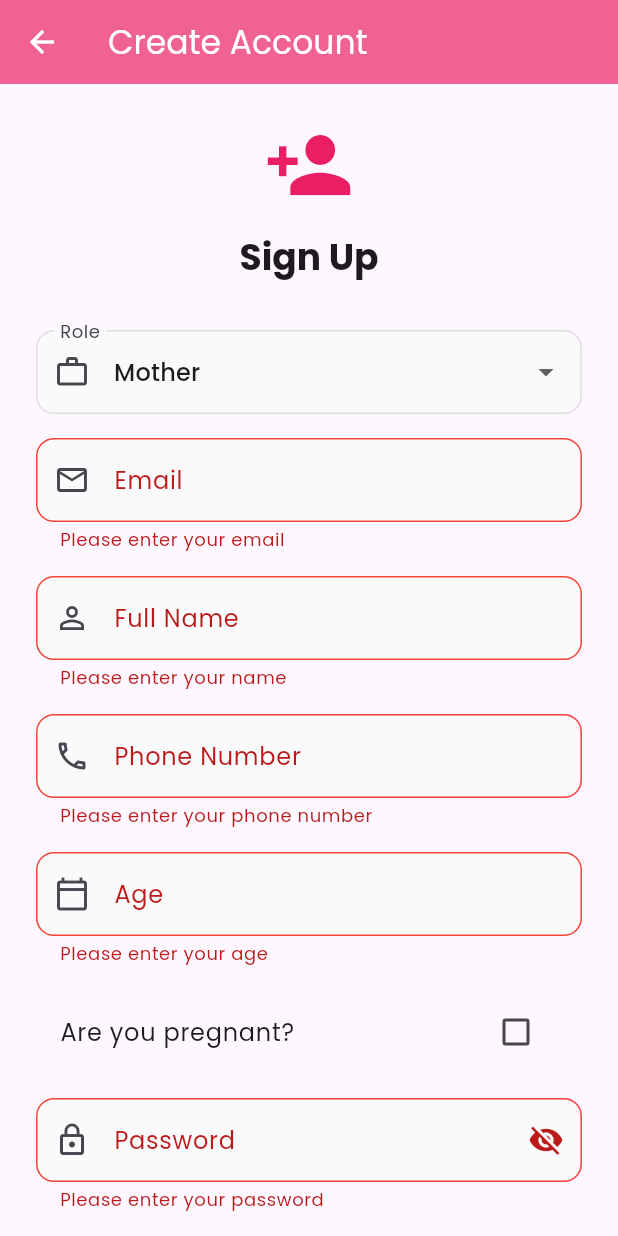
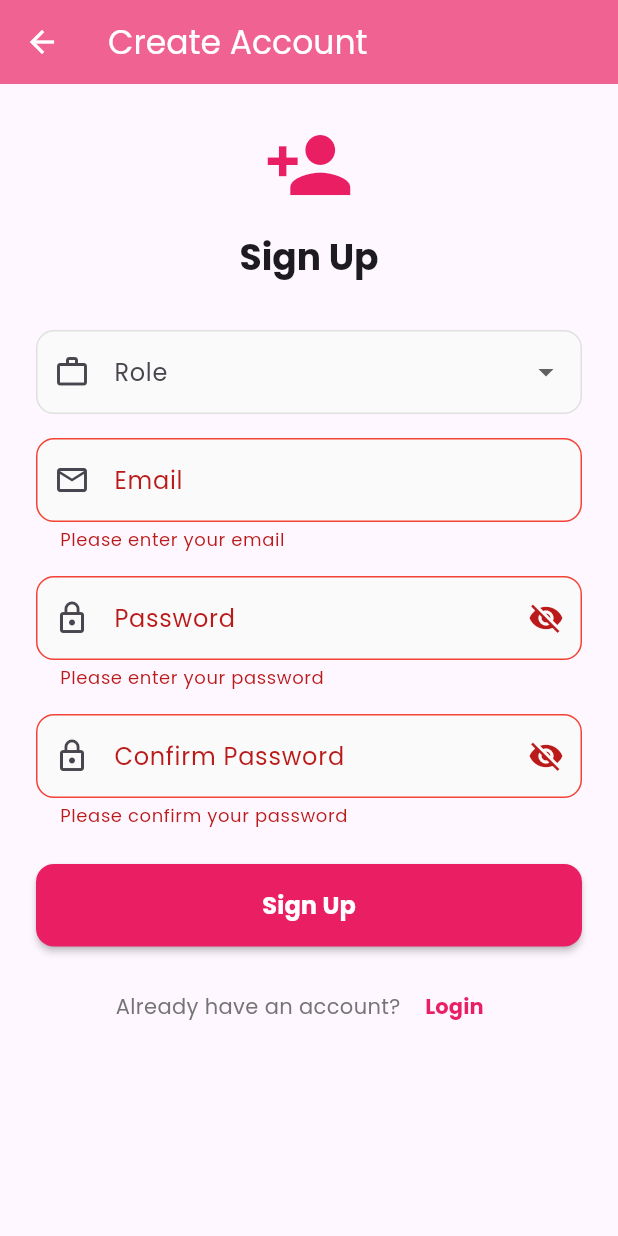
Before and after one commit to ssaaniea/maternity-support-system-frontend, a Flutter app: the SignupScreen screen opened directly, after a tap on "Sign Up", on a phone screen of 412 x 824 dp. Run offline on Flutter 3.47's test engine with Material 3 defaults, Android fonts, the phone set to English and light mode, and no system bars; our stand-ins replace animated_bottom_navigation_bar, google_fonts, shared_preferences; accounts and stored records are empty.

Commit message:
feat: update API base route, enhance login and signup screens, and add signup details screen

```diff
--- a/lib/constants.dart
+++ b/lib/constants.dart
@@ -1 +1 @@
-const kBaseRoute = 'http://192.168.1.18:3000/api';
+const kBaseRoute = 'http://192.168.1.11:3000/api';
--- a/lib/screens/login_screen.dart
+++ b/lib/screens/login_screen.dart
@@ -4,6 +4,7 @@ import 'package:flutter/material.dart';
 import 'package:http/http.dart';
 import 'package:project_frontend/constants.dart';
 import 'package:project_frontend/screens/mother/home_screen.dart';
+import 'package:project_frontend/screens/mother/mother_app_shell.dart';
 import 'package:project_frontend/screens/signup_screen.dart';
 import 'package:shared_preferences/shared_preferences.dart';
 
@@ -167,7 +168,9 @@ class _LoginScreenState extends State<LoginScreen> {
         if (role == 'mother') {
           Navigator.pushAndRemoveUntil(
             context,
-            MaterialPageRoute<void>(builder: (context) => const HomeScreen()),
+            MaterialPageRoute<void>(
+              builder: (context) => const MotherAppShell(),
+            ),
             (r) => false,
           );
         } else if (role == 'admin') {
--- a/lib/screens/signup_screen.dart
+++ b/lib/screens/signup_screen.dart
@@ -1,7 +1,10 @@
 import 'dart:convert';
+import 'dart:developer';
 import 'package:flutter/material.dart';
 import 'package:http/http.dart' as http;
 import 'package:project_frontend/constants.dart';
+import 'package:project_frontend/screens/mother/mother_app_shell.dart';
+import 'package:project_frontend/screens/mother/signup_details.dart';
 import 'package:shared_preferences/shared_preferences.dart';
 
 class SignupScreen extends StatefulWidget {
@@ -16,12 +19,6 @@ class _SignupScreenState extends State<SignupScreen> {
   final _emailController = TextEditingController();
   final _passwordController = TextEditingController();
   final _confirmPasswordController = TextEditingController();
-  final _nameController = TextEditingController();
-  final _phoneController = TextEditingController();
-  final _ageController = TextEditingController();
-
-  bool _isPregnant = false;
-  DateTime? _dueDate;
 
   bool _isLoading = false;
   bool _obscurePassword = true;
@@ -33,9 +30,6 @@ class _SignupScreenState extends State<SignupScreen> {
     _emailController.dispose();
     _passwordController.dispose();
     _confirmPasswordController.dispose();
-    _nameController.dispose();
-    _phoneController.dispose();
-    _ageController.dispose();
     super.dispose();
   }
 
@@ -43,7 +37,7 @@ class _SignupScreenState extends State<SignupScreen> {
     if (!_formKey.currentState!.validate()) return;
 
     if (_passwordController.text != _confirmPasswordController.text) {
-      _showSnackBar('Passwords do not match', Colors.red);
+      showSnackBar('Passwords do not match', Colors.red);
       return;
     }
 
@@ -55,19 +49,6 @@ class _SignupScreenState extends State<SignupScreen> {
         'password': _passwordController.text,
         'role': _selectedRole,
       };
-
-      // Add profile data for mother
-      if (_selectedRole == 'mother') {
-        body['profileData'] = {
-          'name': _nameController.text.trim(),
-          'phone_no': _phoneController.text.trim(),
-          'age': int.parse(_ageController.text),
-          'is_pregnant': _isPregnant,
-          'expected_delivery_date': _isPregnant && _dueDate != null
-              ? _dueDate!.toIso8601String()
-              : null,
-        };
-      }
 
       final response = await http.post(
         Uri.parse('$kBaseRoute/auth/signup'),
@@ -81,34 +62,57 @@ class _SignupScreenState extends State<SignupScreen> {
 
       final prefs = await SharedPreferences.getInstance();
 
-      if (response.statusCode == 201 && data['success']) {
-        await prefs.setString('token', data['data']['token']);
-        await prefs.setString('userId', data['data']['userId']);
+      print(response.body);
+
+      if (response.statusCode == 201) {
+        await prefs.setString('token', data['token']);
+        await prefs.setString('userId', data['data']['id']);
         await prefs.setString('role', data['data']['role']);
         await prefs.setString('email', data['data']['email']);
 
-        _showSnackBar(data['message'], Colors.green);
+        showSnackBar(data['message'], Colors.green);
 
         // Navigate based on role
         final role = data['data']['role'];
         if (role == 'mother') {
-          Navigator.pushReplacementNamed(context, '/mother-home');
+          // Navigator.pushReplacementNamed(context, '/mother-home');
+          Navigator.of(context).pushAndRemoveUntil(
+            MaterialPageRoute<void>(
+              builder: (context) => const SignupDetails(),
+            ),
+            (Route<dynamic> route) => false,
+          );
         } else if (role == 'doctor') {
-          Navigator.pushReplacementNamed(context, '/doctor-home');
+          // Navigator.pushReplacementNamed(context, '/doctor-home');
+          Navigator.of(context).pushAndRemoveUntil(
+            MaterialPageRoute<void>(
+              builder: (context) =>
+                  const MotherAppShell(), // Replace with DoctorHomeScreen
+            ),
+            (Route<dynamic> route) => false,
+          );
         } else {
-          Navigator.pushReplacementNamed(context, '/home');
+          // Navigator.pushReplacementNamed(context, '/home');
+          Navigator.of(context).pushAndRemoveUntil(
+            MaterialPageRoute<void>(
+              builder: (context) =>
+                  const MotherAppShell(), // Replace with DefaultHomeScreen
+            ),
+            (Route<dynamic> route) => false,
+          );
         }
       } else {
-        _showSnackBar(data['message'] ?? 'Signup failed', Colors.red);
+        showSnackBar(data['message'] ?? 'Signup failed', Colors.red);
       }
     } catch (e) {
-      _showSnackBar('Network error: ${e.toString()}', Colors.red);
+      showSnackBar('Network error: ${e.toString()}', Colors.red);
     } finally {
       if (mounted) setState(() => _isLoading = false);
     }
   }
 
-  void _showSnackBar(String message, Color color) {
+  void showSnackBar(String message, Color color) {
+    log(message);
     ScaffoldMessenger.of(context).showSnackBar(
       SnackBar(
         content: Text(message),
@@ -171,97 +175,6 @@ class _SignupScreenState extends State<SignupScreen> {
                   },
                 ),
                 const SizedBox(height: 16),
-
-                // Mother-specific fields
-                if (_selectedRole == 'mother') ...[
-                  _buildTextField(
-                    controller: _nameController,
-                    label: 'Full Name',
-                    hint: 'Enter your full name',
-                    icon: Icons.person_outline,
-                    validator: (value) {
-                      if (value == null || value.isEmpty) {
-                        return 'Please enter your name';
-                      }
-                      return null;
-                    },
-                  ),
-                  const SizedBox(height: 16),
-                  _buildTextField(
-                    controller: _phoneController,
-                    label: 'Phone Number',
-                    hint: 'Enter your phone number',
-                    icon: Icons.phone_outlined,
-                    keyboardType: TextInputType.phone,
-                    validator: (value) {
-                      if (value == null || value.isEmpty) {
-                        return 'Please enter your phone number';
-                      }
-                      if (value.length < 10) {
-                        return 'Please enter a valid phone number';
-                      }
-                      return null;
-                    },
-                  ),
-                  const SizedBox(height: 16),
-                  _buildTextField(
-                    controller: _ageController,
-                    label: 'Age',
-                    hint: 'Enter your age',
-                    icon: Icons.calendar_today_outlined,
-                    keyboardType: TextInputType.number,
-                    validator: (value) {
-                      if (value == null || value.isEmpty) {
-                        return 'Please enter your age';
-                      }
-                      final age = int.tryParse(value);
-                      if (age == null || age < 18 || age > 50) {
-                        return 'Age must be between 18 and 50';
-                      }
-                      return null;
-                    },
-                  ),
-                  const SizedBox(height: 16),
-
-                  CheckboxListTile(
-                    title: const Text('Are you pregnant?'),
-                    value: _isPregnant,
-                    onChanged: (value) {
-                      setState(() {
-                        _isPregnant = value ?? false;
-                      });
-                    },
-                  ),
-
-                  const SizedBox(height: 16),
-
-                  if (_isPregnant)
-                    ListTile(
-                      contentPadding: EdgeInsets.zero,
-                      leading: const Icon(Icons.event_note_outlined),
-                      title: Text(
-                        _dueDate == null
-                            ? 'Select Due Date'
-                            : 'Due Date: ${_dueDate!.toLocal()}'.split(' ')[0],
-                      ),
-                      trailing: const Icon(Icons.calendar_today),
-                      onTap: () async {
-                        final pickedDate = await showDatePicker(
-                          context: context,
-                          initialDate: DateTime.now(),
-                          firstDate: DateTime.now(),
-                          lastDate: DateTime.now().add(
-                            const Duration(days: 365),
-                          ),
-                        );
-                        if (pickedDate != null) {
-                          setState(() {
-                            _dueDate = pickedDate;
-                          });
-                        }
-                      },
-                    ),
-                ],
 
                 // Password
                 _buildTextField(
@@ -377,7 +290,7 @@ class _SignupScreenState extends State<SignupScreen> {
 
   Widget _buildDropdown() {
     return DropdownButtonFormField<String>(
-      initialValue: _selectedRole,
+      // initialValue: _selectedRole,
       decoration: InputDecoration(
         labelText: 'Role',
         prefixIcon: const Icon(Icons.work_outline),
```
Also changed, not shown: lib/screens/mother/signup_details.dart (added, +310 -0 lines), pubspec.lock.
